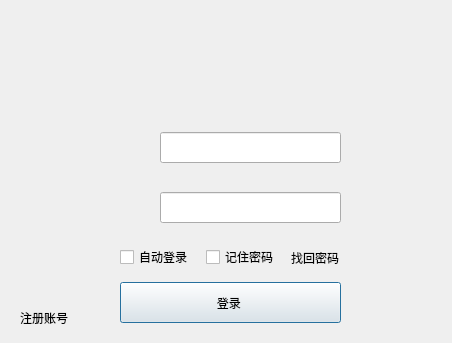
WangQuanLiu/WeCloud, file qdlglogin.ui: the form before one commit.
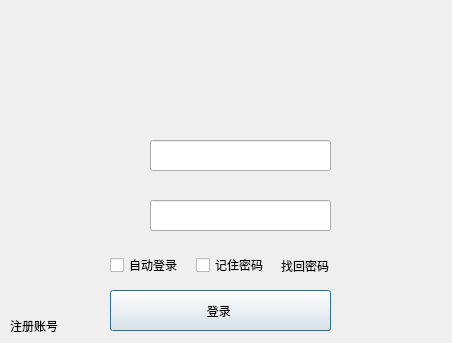
The form after the commit. The open tabs and pages were chosen to show the change.

Commit message: 界面重构

Diff of the .ui file:
```diff
--- a/qdlglogin.ui
+++ b/qdlglogin.ui
@@ -13,22 +13,25 @@
   <property name="windowTitle">
    <string>WeCloud</string>
   </property>
-  <widget class="QWidget" name="gridLayoutWidget">
-   <property name="geometry">
-    <rect>
-     <x>10</x>
-     <y>10</y>
-     <width>431</width>
-     <height>331</height>
-    </rect>
-   </property>
-   <layout class="QGridLayout" name="gridLayout">
-    <item row="1" column="0">
      <widget class="QStackedWidget" name="stackedWidget">
+   <property name="geometry">
+    <rect>
+     <x>10</x>
+     <y>20</y>
+     <width>429</width>
+     <height>320</height>
+    </rect>
+   </property>
+   <property name="minimumSize">
+    <size>
+     <width>0</width>
+     <height>320</height>
+    </size>
+   </property>
       <property name="maximumSize">
        <size>
         <width>16777215</width>
-        <height>220</height>
+     <height>300</height>
        </size>
       </property>
       <property name="currentIndex">
@@ -38,8 +41,8 @@
        <widget class="QLabel" name="labelAccountIcon">
         <property name="geometry">
          <rect>
-          <x>70</x>
-          <y>0</y>
+       <x>60</x>
+       <y>100</y>
           <width>291</width>
           <height>61</height>
          </rect>
@@ -51,8 +54,8 @@
        <widget class="QLineEdit" name="LineEditAccount">
         <property name="geometry">
          <rect>
-          <x>150</x>
-          <y>20</y>
+       <x>140</x>
+       <y>120</y>
           <width>181</width>
           <height>31</height>
          </rect>
@@ -76,8 +79,8 @@
        <widget class="QLabel" name="labelPasswordIcon">
         <property name="geometry">
          <rect>
-          <x>70</x>
-          <y>60</y>
+       <x>60</x>
+       <y>160</y>
           <width>291</width>
           <height>61</height>
          </rect>
@@ -89,8 +92,8 @@
        <widget class="QLineEdit" name="LineEditPassword">
         <property name="geometry">
          <rect>
-          <x>150</x>
-          <y>80</y>
+       <x>140</x>
+       <y>180</y>
           <width>181</width>
           <height>31</height>
          </rect>
@@ -114,8 +117,8 @@
        <widget class="QWidget" name="horizontalLayoutWidget">
         <property name="geometry">
          <rect>
-          <x>110</x>
-          <y>130</y>
+       <x>100</x>
+       <y>230</y>
           <width>251</width>
           <height>31</height>
          </rect>
@@ -150,8 +153,8 @@
        <widget class="QPushButton" name="pushButtonLogin">
         <property name="geometry">
          <rect>
-          <x>110</x>
-          <y>170</y>
+       <x>100</x>
+       <y>270</y>
           <width>221</width>
           <height>41</height>
          </rect>
@@ -163,8 +166,8 @@
        <widget class="QLabel" name="labelRegisterAccount">
         <property name="geometry">
          <rect>
-          <x>10</x>
-          <y>200</y>
+       <x>0</x>
+       <y>300</y>
           <width>54</width>
           <height>12</height>
          </rect>
@@ -176,8 +179,8 @@
        <widget class="QLabel" name="labelQRCode">
         <property name="geometry">
          <rect>
-          <x>400</x>
-          <y>187</y>
+       <x>390</x>
+       <y>287</y>
           <width>31</width>
           <height>31</height>
          </rect>
@@ -189,6 +192,72 @@
          <string/>
         </property>
        </widget>
+    <widget class="QWidget" name="layoutWidget">
+     <property name="geometry">
+      <rect>
+       <x>80</x>
+       <y>0</y>
+       <width>271</width>
+       <height>101</height>
+      </rect>
+     </property>
+     <layout class="QHBoxLayout" name="horizontalLayout">
+      <item>
+       <spacer name="horizontalSpacer">
+        <property name="orientation">
+         <enum>Qt::Horizontal</enum>
+        </property>
+        <property name="sizeHint" stdset="0">
+         <size>
+          <width>40</width>
+          <height>20</height>
+         </size>
+        </property>
+       </spacer>
+      </item>
+      <item>
+       <widget class="QLabel" name="labelAccountPicture">
+        <property name="sizePolicy">
+         <sizepolicy hsizetype="Preferred" vsizetype="Preferred">
+          <horstretch>0</horstretch>
+          <verstretch>0</verstretch>
+         </sizepolicy>
+        </property>
+        <property name="minimumSize">
+         <size>
+          <width>80</width>
+          <height>0</height>
+         </size>
+        </property>
+        <property name="maximumSize">
+         <size>
+          <width>80</width>
+          <height>80</height>
+         </size>
+        </property>
+        <property name="styleSheet">
+         <string notr="true"/>
+        </property>
+        <property name="text">
+         <string/>
+        </property>
+       </widget>
+      </item>
+      <item>
+       <spacer name="spacerPicutreRight">
+        <property name="orientation">
+         <enum>Qt::Horizontal</enum>
+        </property>
+        <property name="sizeHint" stdset="0">
+         <size>
+          <width>40</width>
+          <height>20</height>
+         </size>
+        </property>
+       </spacer>
+      </item>
+     </layout>
+    </widget>
       </widget>
       <widget class="QWidget" name="page_3"/>
       <widget class="QWidget" name="page_2">
@@ -218,13 +287,18 @@
          <string>取消</string>
         </property>
        </widget>
-      </widget>
-     </widget>
-    </item>
-    <item row="0" column="0">
-     <layout class="QHBoxLayout" name="horizontalLayout">
+    <widget class="QWidget" name="layoutWidget_2">
+     <property name="geometry">
+      <rect>
+       <x>80</x>
+       <y>0</y>
+       <width>271</width>
+       <height>101</height>
+      </rect>
+     </property>
+     <layout class="QHBoxLayout" name="horizontalLayout_3">
       <item>
-       <spacer name="horizontalSpacer">
+       <spacer name="horizontalSpacer_2">
         <property name="orientation">
          <enum>Qt::Horizontal</enum>
         </property>
@@ -237,7 +311,7 @@
        </spacer>
       </item>
       <item>
-       <widget class="QLabel" name="labelAccountPicture">
+       <widget class="QLabel" name="labelPage2AccountPicture">
         <property name="sizePolicy">
          <sizepolicy hsizetype="Preferred" vsizetype="Preferred">
           <horstretch>0</horstretch>
@@ -265,7 +339,7 @@
        </widget>
       </item>
       <item>
-       <spacer name="spacerPicutreRight">
+       <spacer name="spacerPicutreRight_2">
         <property name="orientation">
          <enum>Qt::Horizontal</enum>
         </property>
@@ -278,8 +352,8 @@
        </spacer>
       </item>
      </layout>
-    </item>
-   </layout>
+    </widget>
+   </widget>
   </widget>
  </widget>
  <resources/>
```
Left out of the diff: 10 changed lines with no effect on the pictures. Lines whose indentation alone changed are shown as unchanged. The commit also changes 1 other file.
